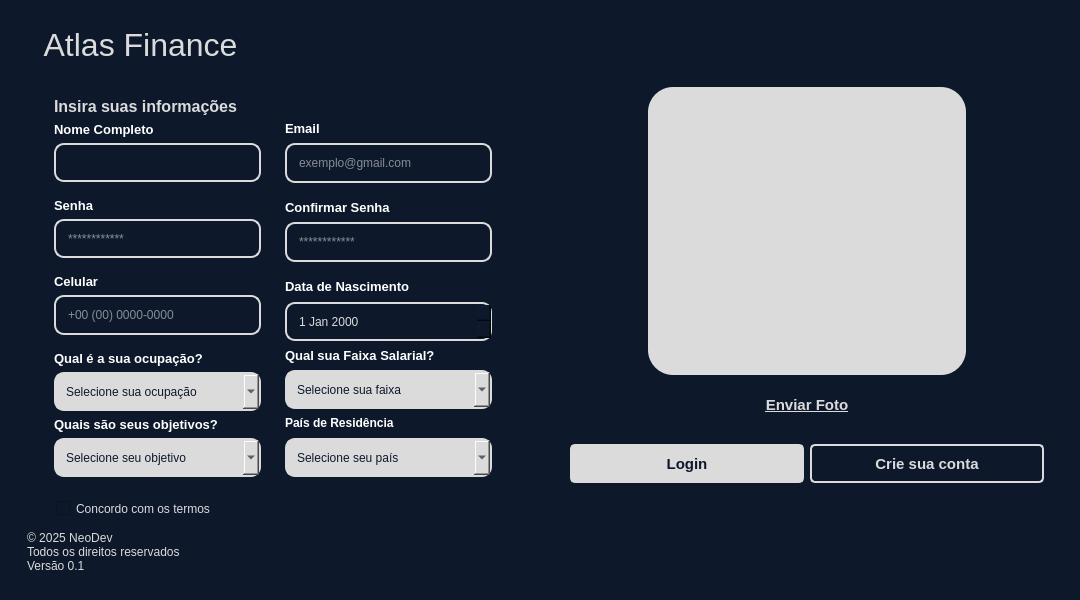
Qt form ui/CadastroWindow.ui (kawlu/Atlas-Finance) before a commit.
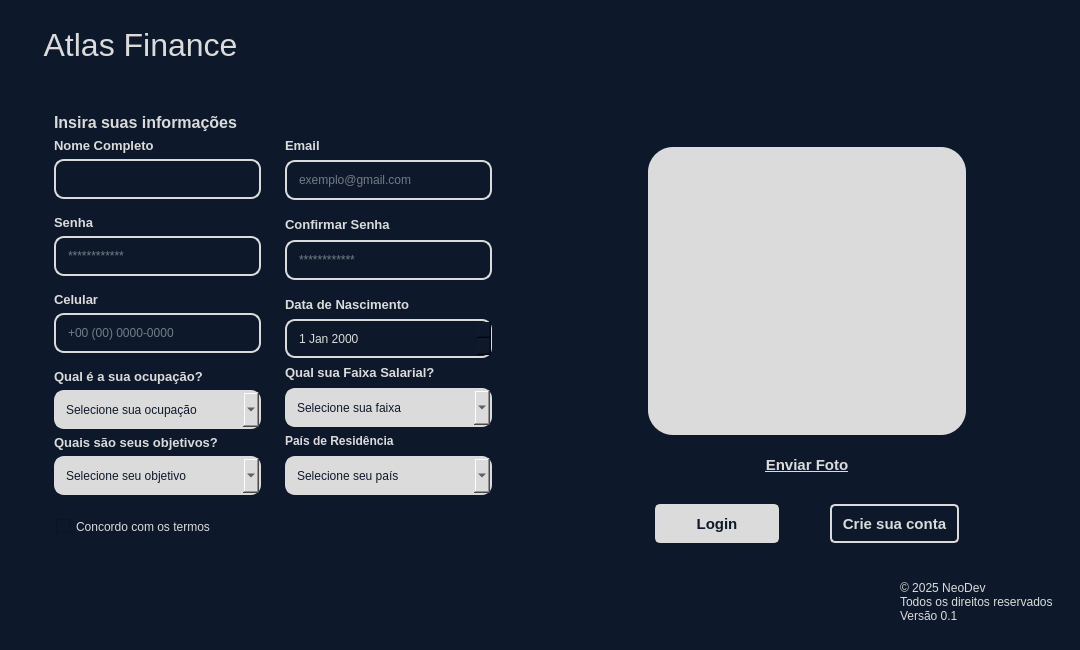
The same form after that commit. Icons and pictures are not drawn.

Commit message: telas login e cadastro melhoradas

Patch:
```diff
--- a/ui/CadastroWindow.ui
+++ b/ui/CadastroWindow.ui
@@ -7,19 +7,19 @@
     <x>0</x>
     <y>0</y>
     <width>1080</width>
-    <height>600</height>
+    <height>650</height>
    </rect>
   </property>
   <property name="minimumSize">
    <size>
     <width>1080</width>
-    <height>600</height>
+    <height>650</height>
    </size>
   </property>
   <property name="maximumSize">
    <size>
     <width>1080</width>
-    <height>618</height>
+    <height>650</height>
    </size>
   </property>
   <property name="windowTitle">
@@ -68,7 +68,7 @@
           <enum>QFrame::Raised</enum>
          </property>
          <layout class="QVBoxLayout" name="verticalLayout_7">
-          <item>
+          <item alignment="Qt::AlignTop">
            <widget class="QLabel" name="lbl_atlas">
             <property name="sizePolicy">
              <sizepolicy hsizetype="Expanding" vsizetype="Minimum">
@@ -108,7 +108,7 @@
              <item>
               <widget class="QFrame" name="frame_inputs">
                <property name="styleSheet">
-                <string notr="true"/>
+                <string notr="true">color: rgb(219, 219, 219);</string>
                </property>
                <property name="frameShape">
                 <enum>QFrame::NoFrame</enum>
@@ -523,16 +523,25 @@
                </property>
               </widget>
              </item>
+             <item>
+              <spacer name="verticalSpacer_2">
+               <property name="orientation">
+                <enum>Qt::Vertical</enum>
+               </property>
+               <property name="sizeType">
+                <enum>QSizePolicy::Maximum</enum>
+               </property>
+               <property name="sizeHint" stdset="0">
+                <size>
+                 <width>20</width>
+                 <height>80</height>
+                </size>
+               </property>
+              </spacer>
+             </item>
             </layout>
            </widget>
           </item>
-          <item>
-           <widget class="QLabel" name="lbl_copyright">
-            <property name="text">
-             <string>&lt;html&gt;&lt;head/&gt;&lt;body&gt;&lt;p&gt;&lt;span style=&quot; color:#dbdbdb;&quot;&gt;© 2025 NeoDev&lt;br/&gt;Todos os direitos reservados&lt;br/&gt;Versão 0.1&lt;/span&gt;&lt;/p&gt;&lt;/body&gt;&lt;/html&gt;</string>
-            </property>
-           </widget>
-          </item>
          </layout>
         </widget>
        </item>
@@ -580,7 +589,7 @@
          <property name="sizeHint" stdset="0">
           <size>
            <width>20</width>
-           <height>60</height>
+           <height>120</height>
           </size>
          </property>
         </spacer>
@@ -699,10 +708,26 @@
              <enum>QFrame::Raised</enum>
             </property>
             <layout class="QHBoxLayout" name="horizontalLayout_6">
+             <item>
+              <spacer name="horizontalSpacer_2">
+               <property name="orientation">
+                <enum>Qt::Horizontal</enum>
+               </property>
+               <property name="sizeType">
+                <enum>QSizePolicy::Maximum</enum>
+               </property>
+               <property name="sizeHint" stdset="0">
+                <size>
+                 <width>40</width>
+                 <height>20</height>
+                </size>
+               </property>
+              </spacer>
+             </item>
              <item>
               <widget class="QPushButton" name="btn_login">
                <property name="sizePolicy">
-                <sizepolicy hsizetype="Minimum" vsizetype="Fixed">
+                <sizepolicy hsizetype="Maximum" vsizetype="Fixed">
                  <horstretch>0</horstretch>
                  <verstretch>0</verstretch>
                 </sizepolicy>
@@ -726,6 +751,7 @@
 font-size: 15px;
 
 font-weight: bold;
+
 </string>
                </property>
                <property name="text">
@@ -735,6 +761,12 @@
              </item>
              <item>
               <widget class="QPushButton" name="btn_cadastro">
+               <property name="sizePolicy">
+                <sizepolicy hsizetype="Maximum" vsizetype="Fixed">
+                 <horstretch>0</horstretch>
+                 <verstretch>0</verstretch>
+                </sizepolicy>
+               </property>
                <property name="cursor">
                 <cursorShape>PointingHandCursor</cursorShape>
                </property>
@@ -753,16 +785,41 @@
 
 font-size: 15px;
 
-font-weight: bold;</string>
+font-weight: bold;
+
+</string>
                </property>
                <property name="text">
                 <string>Crie sua conta</string>
                </property>
               </widget>
              </item>
+             <item>
+              <spacer name="horizontalSpacer">
+               <property name="orientation">
+                <enum>Qt::Horizontal</enum>
+               </property>
+               <property name="sizeType">
+                <enum>QSizePolicy::Maximum</enum>
+               </property>
+               <property name="sizeHint" stdset="0">
+                <size>
+                 <width>40</width>
+                 <height>20</height>
+                </size>
+               </property>
+              </spacer>
+             </item>
             </layout>
            </widget>
           </item>
+          <item alignment="Qt::AlignRight|Qt::AlignBottom">
+           <widget class="QLabel" name="lbl_copyright">
+            <property name="text">
+             <string>&lt;html&gt;&lt;head/&gt;&lt;body&gt;&lt;p&gt;&lt;span style=&quot; color:#dbdbdb;&quot;&gt;© 2025 NeoDev&lt;br/&gt;Todos os direitos reservados&lt;br/&gt;Versão 0.1&lt;/span&gt;&lt;/p&gt;&lt;/body&gt;&lt;/html&gt;</string>
+            </property>
+           </widget>
+          </item>
          </layout>
         </widget>
        </item>
```
The commit also changes 1 other file.
